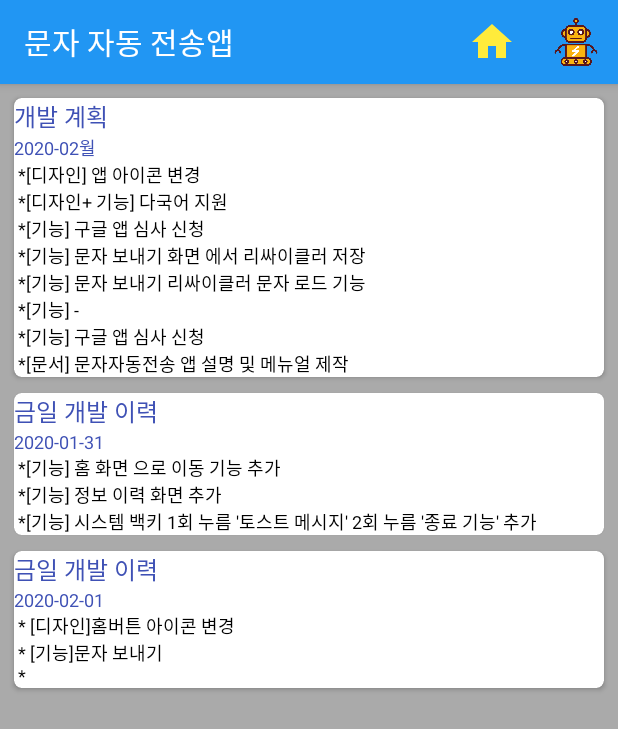
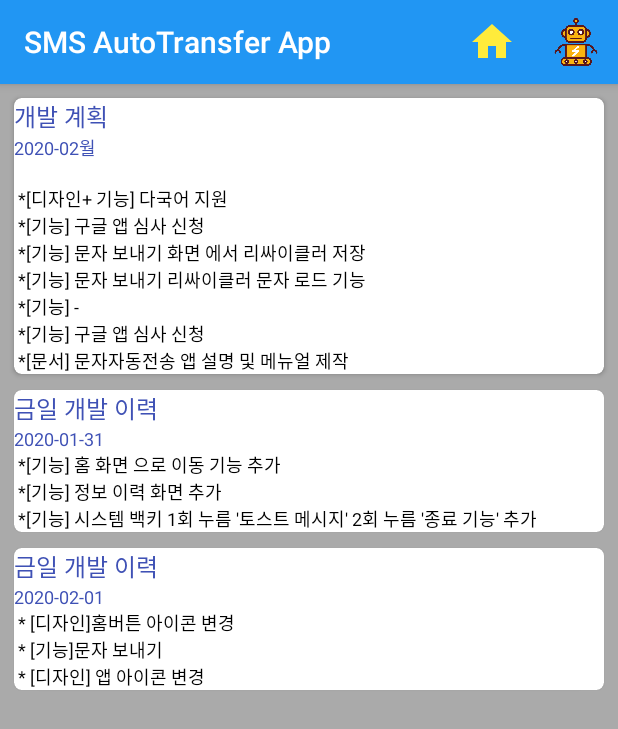
Before and after one commit to rain2002kr/SMS_AutoTransAppFrag, an Android app: the fragment InfomationFragment placed in its activity, on a phone screen of 412 x 824 dp. Shown: the top 729 px of the screen. Run offline under Robolectric (Android 15) with nearby library versions, the light colour scheme and no system bars; our stand-ins replace Room's generated code; 3 statements that could not run were skipped.

Commit message:
문자전송: 확인,로드,전송 기능 정보 : 개발이력 관련 업데이트

```diff
--- a/app/src/main/AndroidManifest.xml
+++ b/app/src/main/AndroidManifest.xml
@@ -7,9 +7,9 @@
 
     <application
         android:allowBackup="true"
-        android:icon="@mipmap/ic_launcher"
+        android:icon="@mipmap/ic_launcher_sms"
         android:label="@string/app_name"
-        android:roundIcon="@mipmap/ic_launcher_round"
+        android:roundIcon="@mipmap/ic_launcher_sms"
         android:supportsRtl="true"
         android:theme="@style/AppTheme"
         android:name=".App"
--- a/app/src/main/java/com/example/sms_autotransappfrag/Fragment_main/MainFragment.kt
+++ b/app/src/main/java/com/example/sms_autotransappfrag/Fragment_main/MainFragment.kt
@@ -25,16 +25,35 @@ import com.example.sms_autotransappfrag.R
 
 class MainFragment : Fragment() {
     val TAG = "MainFragment"
+
     private val recyclerview_main_screen: RecyclerView by lazy {
         view?.findViewById(R.id.recyclerview_main_screen) as RecyclerView
     }
+  //  val language = resources.configuration.locale.language
+
+    private val image  = listOf<Int>(R.drawable.network,R.drawable.log,R.drawable.sms,R.drawable.info)
+    private val title  = listOf<String>("전송리스트","전송 내역","문자 보내기","정보")
+    private val comment  = listOf<String>("자동 문자 전송 정보를 저장하는 화면입니다."
+                                                    ,"자동 전송된 문자 내역을 확인하는 화면입니다."
+                                                    ,"문자를 전송 할수 있는 화면입니다."
+                                                    ,"버전을 확인 할수 있습니다.")
+
+
     private val list by lazy {
         mutableListOf<MainViewModel>(
+            MainViewModel(image[0], title[0],comment[0]),
+            MainViewModel(image[1], title[1],comment[1]),
+            MainViewModel(image[2], title[2],comment[2]),
+            MainViewModel(image[3], title[3],comment[3]))
+            /*
             MainViewModel(R.drawable.network, "전송 리스트","자동 문자 전송 정보를 저장하는 화면입니다."),
             MainViewModel(R.drawable.log, "전송 내역","자동 전송된 문자 내역을 확인하는 화면입니다."),
             MainViewModel(R.drawable.sms, "문자 보내기","문자를 전송 할수 있는 화면입니다."),
-            MainViewModel(R.drawable.info, "정보","버전을 확인 할수 있습니다.")
-        )
+            MainViewModel(R.drawable.info, "정보","버전을 확인 할수 있습니다."),
+                    MainViewModel(R.drawable.info, title[0],"버전을 확인 할수 있습니다.")
+
+             */
+
     }
 
     private lateinit var mainAdapter : MainViewAdapter
--- a/app/src/main/java/com/example/sms_autotransappfrag/Infomation/InfomationFragment.kt
+++ b/app/src/main/java/com/example/sms_autotransappfrag/Infomation/InfomationFragment.kt
@@ -31,8 +31,7 @@ class InfomationFragment : Fragment() {
     private val list by lazy{
         mutableListOf<InfoViewModel>(
             InfoViewModel("2020-02월","개발 계획",
-                " *[디자인] 앱 아이콘 변경" +
-                        "\n *[디자인+ 기능] 다국어 지원 " +
+                  "\n *[디자인+ 기능] 다국어 지원 " +
                         "\n *[기능] 구글 앱 심사 신청"+
                         "\n *[기능] 문자 보내기 화면 에서 리싸이클러 저장"+
                         "\n *[기능] 문자 보내기 리싸이클러 문자 로드 기능"+
@@ -51,7 +50,9 @@ class InfomationFragment : Fragment() {
             InfoViewModel("2020-02-01","금일 개발 이력",
                 " * [디자인]홈버튼 아이콘 변경 " +
                         "\n * [기능]문자 보내기 " +
-                        "\n * ")
+                        "\n * [디자인] 앱 아이콘 변경 "
+
+            )
         )
 
     }
```
Also changed, not shown: app/src/main/res/values/strings.xml (+6 -3 lines), app/src/main/res/mipmap-hdpi/ic_launcher_sms.png (added), app/src/main/res/mipmap-mdpi/ic_launcher_sms.png (added), app/src/main/res/mipmap-xhdpi/ic_launcher_sms.png (added), app/src/main/res/mipmap-xxhdpi/ic_launcher_sms.png (added), app/src/main/res/mipmap-xxxhdpi/ic_launcher_sms.png (added), app/src/main/res/web_hi_res_512.png (added), 1 other file.
